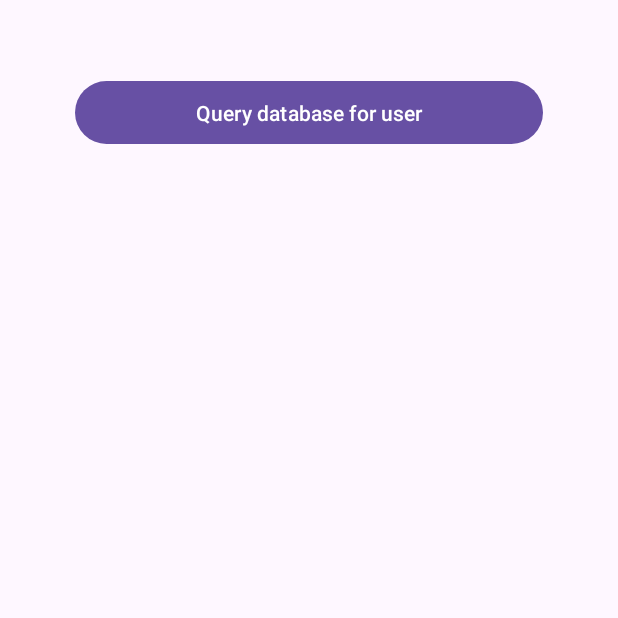
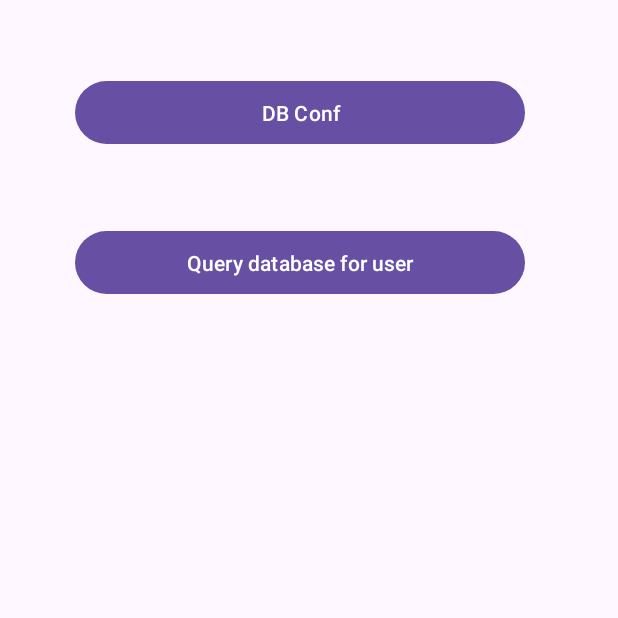
Before and after one commit to nm108/AndroidSQL, an Android app: the screen it shows after launch (MainActivity), on a phone screen of 412 x 824 dp, the top half of it. Run offline under Robolectric (Android 15) with nearby library versions, the phone set to English and light mode, and no system bars.

Commit message:
Preparing to use second activity where remote database connection is configured (ip, port, dbinstance, database).
(for now working on UI).

for now code quality is very poor.

```diff
--- a/app/src/main/java/com/example/myapplication/MainActivity.java
+++ b/app/src/main/java/com/example/myapplication/MainActivity.java
@@ -14,16 +14,20 @@ import androidx.appcompat.app.AppCompatActivity;
 public class MainActivity extends AppCompatActivity {
      Button databaseConnectionConfigurationButton;
 
+     Button databaseQueryButton;
+
     protected void onCreate(Bundle savedInstanceState) {
         super.onCreate(savedInstanceState);
         setContentView(R.layout.activity_main);
         databaseConnectionConfigurationButton = findViewById(R.id.DatabaseConnectionConfigurationButton);
-
-        databaseConnectionConfigurationButton.setOnClickListener(
+        databaseQueryButton = findViewById(R.id.DatabaseQueryButton);
+        databaseQueryButton.setOnClickListener(
                 (final View v) -> {
                    goToDBConfButton();
                 }
         );
+
+
 
     }
 
--- a/app/src/main/res/layout/activity_database_query.xml
+++ b/app/src/main/res/layout/activity_database_query.xml
@@ -29,6 +29,6 @@
         android:layout_marginTop="400dp"
         android:layout_width="200dp"
         android:layout_height="wrap_content"
-        android:text="@string/my_button_text"></Button>
+        android:text="Return"></Button>
 
 </RelativeLayout>
--- a/app/src/main/res/layout/activity_main.xml
+++ b/app/src/main/res/layout/activity_main.xml
@@ -8,8 +8,18 @@
 
     <Button
         android:id="@+id/DatabaseConnectionConfigurationButton"
-        android:layout_width="match_parent"
+
+        android:layout_width="300dp"
         android:layout_height="50dp"
-        android:layout_margin="50dp"
+        android:layout_marginLeft="50dp"
+        android:layout_marginTop="50dp"
+        android:text="DB Conf"></Button>
+
+    <Button
+        android:id="@+id/DatabaseQueryButton"
+        android:layout_width="300dp"
+        android:layout_height="50dp"
+        android:layout_marginLeft="50dp"
+        android:layout_marginTop="150dp"
         android:text="Query database for user"></Button>
 </RelativeLayout>
```
